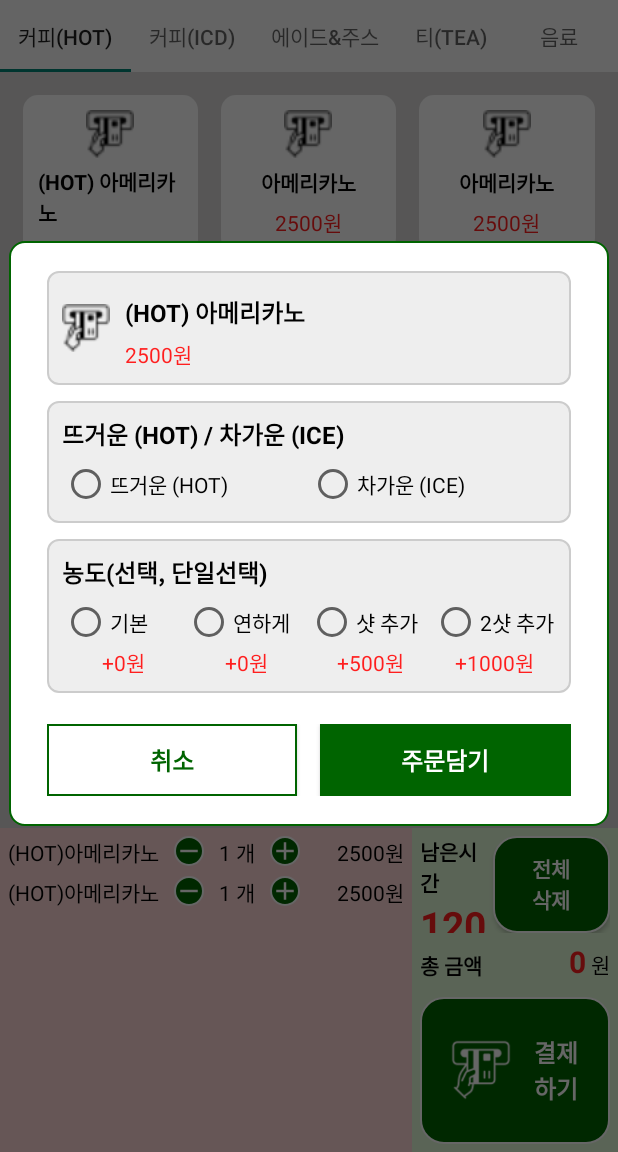
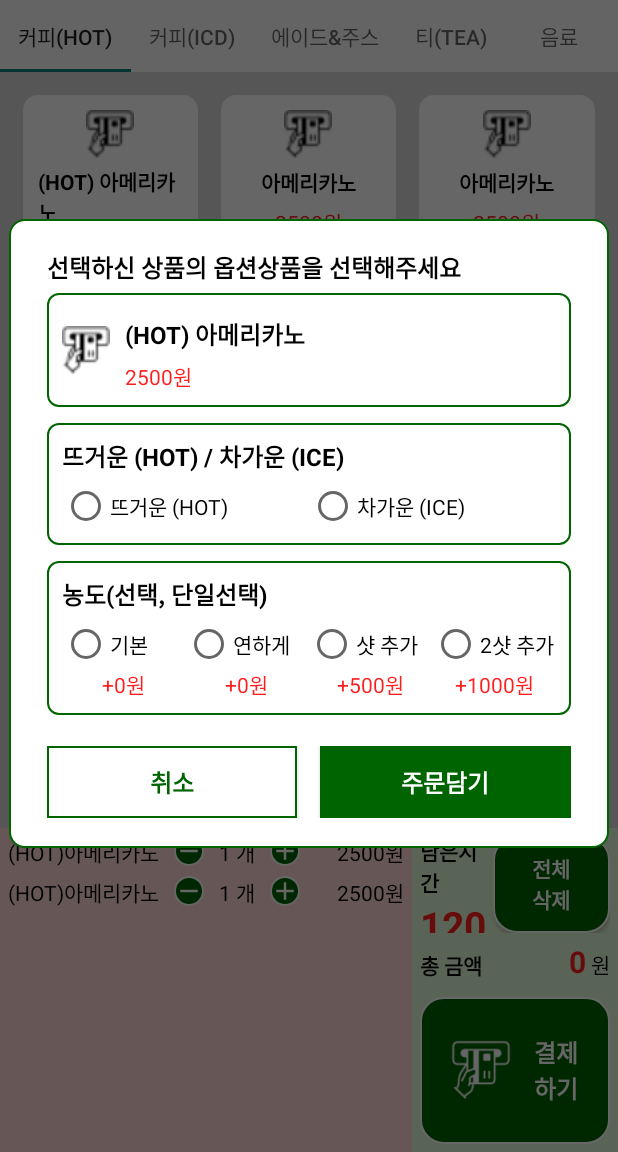
Before and after one commit to yjlee9909/Kiosk_prj, an Android app: the screen it shows after launch (MainActivity), after a tap on "(HOT) 아메리카노", on a phone screen of 412 x 824 dp, the part 84-1236 px from its top. Run offline under Robolectric (Android 15) with nearby library versions, the phone set to English and light mode, and no system bars.

```diff
--- /dev/null
+++ b/app/src/main/res/drawable/option_border_white.xml
@@ -0,0 +1,7 @@
+<shape
+    xmlns:android="http://schemas.android.com/apk/res/android"
+    android:shape="rectangle">
+    <solid android:color="#FFFFFF" />
+    <stroke android:color="#006400" android:width="1dp" />
+    <corners android:radius="7dp" />
+</shape>
--- a/app/src/main/res/layout/dialog_option_menu.xml
+++ b/app/src/main/res/layout/dialog_option_menu.xml
@@ -14,9 +14,24 @@
     android:orientation="vertical">
 
     <LinearLayout
+        android:layout_marginLeft="5dp"
+        android:layout_marginRight="5dp"
+        android:layout_marginBottom="5dp"
+        android:layout_width="match_parent"
+        android:layout_height="wrap_content">
+        <TextView
+            android:layout_width="match_parent"
+            android:layout_height="wrap_content"
+            android:textStyle="bold"
+            android:textColor="@color/black"
+            android:textSize="16dp"
+            android:text="선택하신 상품의 옵션상품을 선택해주세요"/>
+    </LinearLayout>
+
+    <LinearLayout
         android:layout_width="match_parent"
         android:layout_height="wrap_content"
-        android:background="@drawable/option_border"
+        android:background="@drawable/option_border_white"
         android:padding="10dp"
         android:layout_marginLeft="5dp"
         android:layout_marginRight="5dp"
@@ -57,7 +72,7 @@
         android:layout_width="match_parent"
         android:layout_height="wrap_content"
         android:orientation="vertical"
-        android:background="@drawable/option_border"
+        android:background="@drawable/option_border_white"
         android:padding="10dp"
         android:layout_margin="5dp">
         <!--        만약 메뉴가 티 종류라면 보여주기 그 외에는 안보이도록 설정하기 -->
@@ -173,7 +188,7 @@
         android:layout_width="match_parent"
         android:layout_height="wrap_content"
         android:orientation="vertical"
-        android:background="@drawable/option_border"
+        android:background="@drawable/option_border_white"
         android:padding="10dp"
         android:layout_margin="5dp">
         <!--        만약 메뉴가 티 종류라면 보여주기 그 외에는 안보이도록 설정하기 -->
```
Also changed, not shown: app/src/main/res/layout/dialog_card.xml (added, +165 -0 lines).
